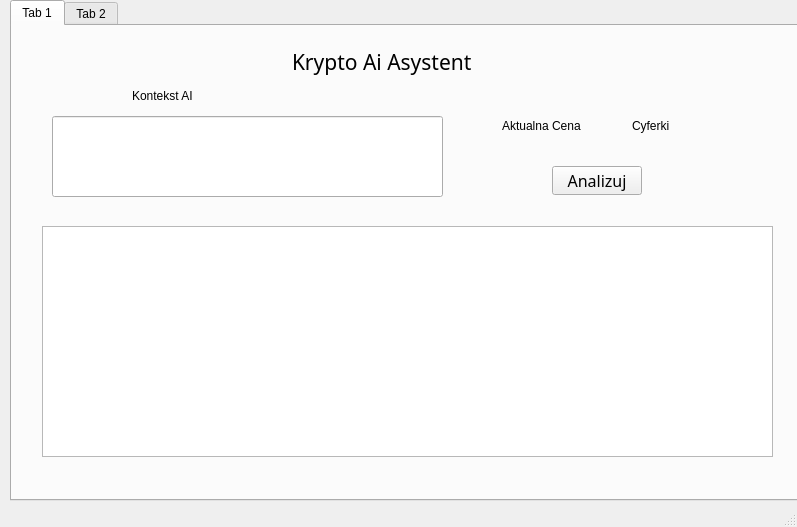
KaniewskiM/asystent, file mainwindow.ui: the form before one commit.
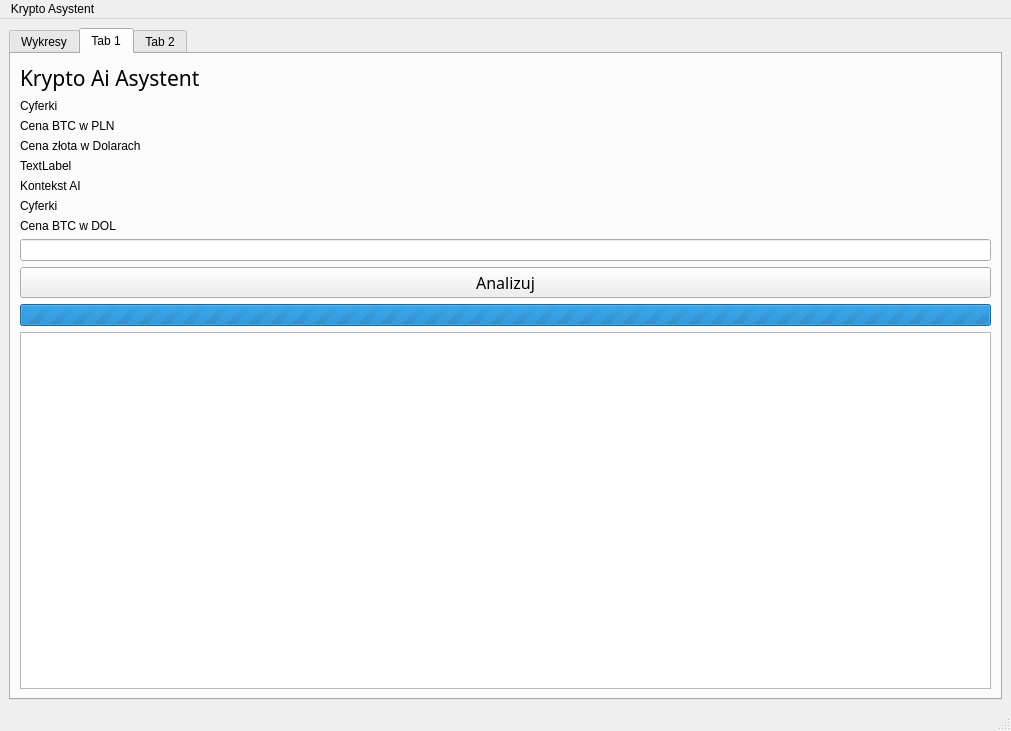
The form after the commit. The open tabs and pages were chosen to show the change.

The edit to the form file:
```diff
--- a/mainwindow.ui
+++ b/mainwindow.ui
@@ -6,39 +6,48 @@
    <rect>
     <x>0</x>
     <y>0</y>
-    <width>797</width>
-    <height>527</height>
+    <width>1011</width>
+    <height>731</height>
    </rect>
   </property>
   <property name="windowTitle">
    <string>MainWindow</string>
   </property>
   <widget class="QWidget" name="centralwidget">
+   <layout class="QVBoxLayout" name="verticalLayout_3">
+    <item>
    <widget class="QTabWidget" name="tabWidget">
-    <property name="geometry">
-     <rect>
-      <x>10</x>
-      <y>0</y>
-      <width>831</width>
-      <height>501</height>
-     </rect>
+      <property name="autoFillBackground">
+       <bool>false</bool>
     </property>
     <property name="currentIndex">
-     <number>1</number>
-    </property>
+       <number>0</number>
+      </property>
+      <widget class="QWidget" name="tab_3">
+       <attribute name="title">
+        <string>Wykresy</string>
+       </attribute>
+       <widget class="QPushButton" name="btnPokazWykres">
+        <property name="geometry">
+         <rect>
+          <x>280</x>
+          <y>350</y>
+          <width>421</width>
+          <height>81</height>
+         </rect>
+        </property>
+        <property name="text">
+         <string>Generuj i otwórz interaktywny wykres BTC&quot;</string>
+        </property>
+       </widget>
+      </widget>
     <widget class="QWidget" name="tab">
      <attribute name="title">
       <string>Tab 1</string>
      </attribute>
+       <layout class="QVBoxLayout" name="verticalLayout">
+        <item>
      <widget class="QLabel" name="label_3">
-      <property name="geometry">
-       <rect>
-        <x>280</x>
-        <y>-10</y>
-        <width>261</width>
-        <height>91</height>
-       </rect>
-      </property>
       <property name="font">
        <font>
         <family>SimSun-ExtB</family>
@@ -49,38 +58,61 @@
        <string>Krypto Ai Asystent</string>
       </property>
      </widget>
+        </item>
+        <item>
+         <widget class="QLabel" name="lblCenaPLN">
+          <property name="text">
+           <string>Cyferki</string>
+          </property>
+         </widget>
+        </item>
+        <item>
+         <widget class="QLabel" name="label_2">
+          <property name="text">
+           <string>Cena BTC w PLN</string>
+          </property>
+         </widget>
+        </item>
+        <item>
+         <widget class="QLabel" name="label_5">
+          <property name="text">
+           <string>Cena złota w Dolarach</string>
+          </property>
+         </widget>
+        </item>
+        <item>
+         <widget class="QLabel" name="lblZloto">
+          <property name="text">
+           <string>TextLabel</string>
+          </property>
+         </widget>
+        </item>
+        <item>
      <widget class="QLabel" name="label">
-      <property name="geometry">
-       <rect>
-        <x>120</x>
-        <y>60</y>
-        <width>81</width>
-        <height>20</height>
-       </rect>
-      </property>
       <property name="text">
        <string>Kontekst AI</string>
       </property>
      </widget>
-     <widget class="QLineEdit" name="inputSystemPrompt">
-      <property name="geometry">
-       <rect>
-        <x>40</x>
-        <y>90</y>
-        <width>391</width>
-        <height>81</height>
-       </rect>
-      </property>
-     </widget>
+        </item>
+        <item>
+         <widget class="QLabel" name="lblCena">
+          <property name="text">
+           <string>Cyferki</string>
+          </property>
+         </widget>
+        </item>
+        <item>
+         <widget class="QLabel" name="label_4">
+          <property name="text">
+           <string>Cena BTC w DOL</string>
+          </property>
+         </widget>
+        </item>
+        <item>
+         <widget class="QLineEdit" name="inputSystemPrompt"/>
+        </item>
+        <item>
      <widget class="QPushButton" name="btnAnalizuj">
-      <property name="geometry">
-       <rect>
-        <x>540</x>
-        <y>140</y>
-        <width>90</width>
-        <height>29</height>
-       </rect>
-      </property>
       <property name="font">
        <font>
         <family>SimSun-ExtG</family>
@@ -91,82 +123,61 @@
        <string>Analizuj</string>
       </property>
      </widget>
-     <widget class="QLabel" name="label_2">
-      <property name="geometry">
-       <rect>
-        <x>490</x>
-        <y>90</y>
-        <width>101</width>
-        <height>20</height>
-       </rect>
-      </property>
-      <property name="text">
-       <string>Aktualna Cena</string>
-      </property>
-     </widget>
-     <widget class="QLabel" name="lblCena">
-      <property name="geometry">
-       <rect>
-        <x>620</x>
-        <y>90</y>
-        <width>91</width>
-        <height>20</height>
-       </rect>
-      </property>
-      <property name="text">
-       <string>Cyferki</string>
-      </property>
-     </widget>
-     <widget class="QTextEdit" name="textWynikAI">
-      <property name="geometry">
-       <rect>
-        <x>30</x>
-        <y>200</y>
-        <width>731</width>
-        <height>231</height>
-       </rect>
-      </property>
-     </widget>
+        </item>
+        <item>
+         <widget class="QProgressBar" name="progressBar">
+          <property name="maximum">
+           <number>0</number>
+          </property>
+          <property name="value">
+           <number>0</number>
+          </property>
+          <property name="textVisible">
+           <bool>false</bool>
+          </property>
+         </widget>
+        </item>
+        <item>
+         <widget class="QTextEdit" name="textWynikAI"/>
+        </item>
+       </layout>
     </widget>
     <widget class="QWidget" name="tab_2">
      <attribute name="title">
       <string>Tab 2</string>
      </attribute>
+       <layout class="QVBoxLayout" name="verticalLayout_2">
+        <item>
+         <widget class="QPlainTextEdit" name="textNewsy"/>
+        </item>
+        <item>
      <widget class="QPushButton" name="btnSzukajNewsow">
-      <property name="geometry">
-       <rect>
-        <x>240</x>
-        <y>230</y>
-        <width>90</width>
-        <height>29</height>
-       </rect>
-      </property>
       <property name="text">
        <string>PushButton</string>
       </property>
      </widget>
-     <widget class="QPlainTextEdit" name="textNewsy">
-      <property name="geometry">
-       <rect>
-        <x>90</x>
-        <y>50</y>
-        <width>421</width>
-        <height>161</height>
-       </rect>
-      </property>
-     </widget>
-    </widget>
-   </widget>
+        </item>
+       </layout>
+      </widget>
+     </widget>
+    </item>
+   </layout>
   </widget>
   <widget class="QMenuBar" name="menubar">
    <property name="geometry">
     <rect>
      <x>0</x>
      <y>0</y>
-     <width>797</width>
+     <width>1011</width>
      <height>25</height>
     </rect>
    </property>
+   <widget class="QMenu" name="menuKrypto_Asystent">
+    <property name="title">
+     <string>Krypto Asystent</string>
+    </property>
+   </widget>
+   <addaction name="menuKrypto_Asystent"/>
   </widget>
   <widget class="QStatusBar" name="statusbar"/>
  </widget>
```
Lines whose indentation alone changed are shown as unchanged.
